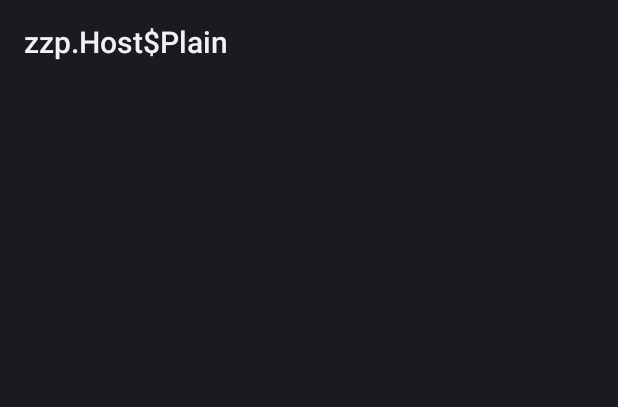
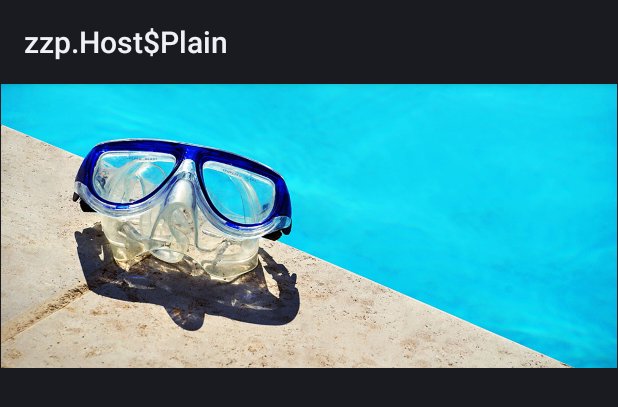
Before and after one commit to keahnignen/Modul_335, an Android app: the layout activity_main.xml on its own in the app's theme, with its tools: preview values and no code run, on a phone screen of 412 x 824 dp. Shown: the top 407 px of the screen. Run offline under Robolectric (Android 15) with nearby library versions, the phone set to English and light mode, and no system bars.

Commit message:
implement dicks

```diff
--- a/BadiApp/feature/src/main/res/layout/activity_main.xml
+++ b/BadiApp/feature/src/main/res/layout/activity_main.xml
@@ -4,4 +4,16 @@
     android:orientation="vertical"
     android:layout_width="match_parent"
     android:layout_height="match_parent">
+
+    <ImageView
+        android:id="@+id/badilogo"
+        android:layout_width="match_parent"
+        android:layout_height="wrap_content"
+        android:adjustViewBounds="true"
+        android:src="@drawable/pool" />
+
+    <ListView
+        android:layout_width="match_parent"
+        android:layout_height="match_parent"
+        android:id="@+id/badiliste"></ListView>
 </LinearLayout>
```
